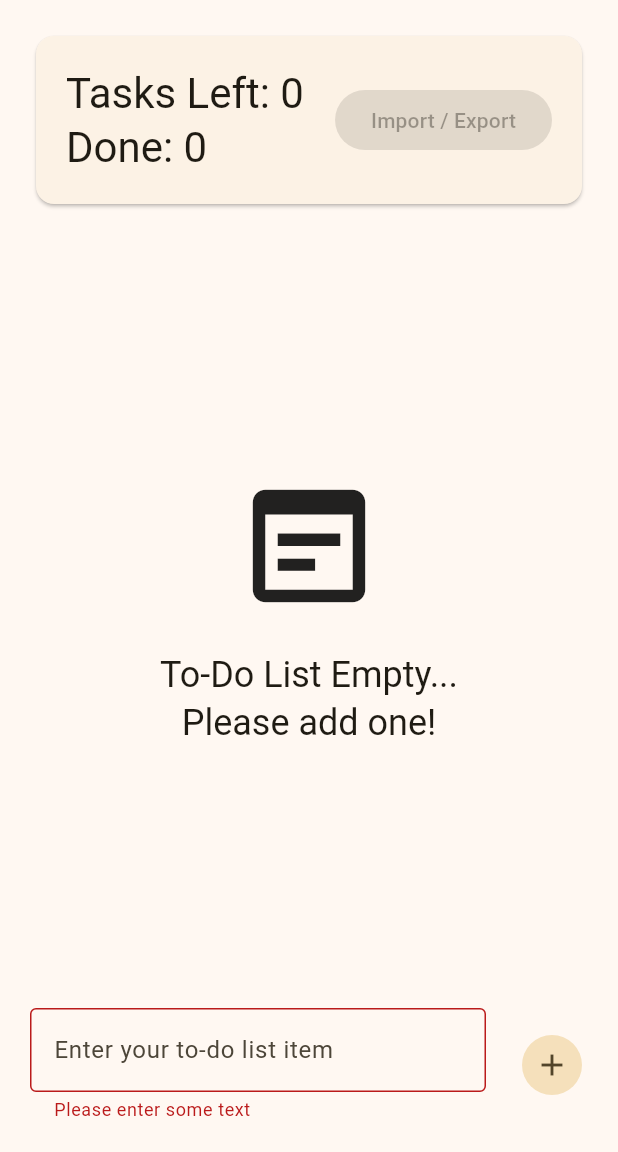
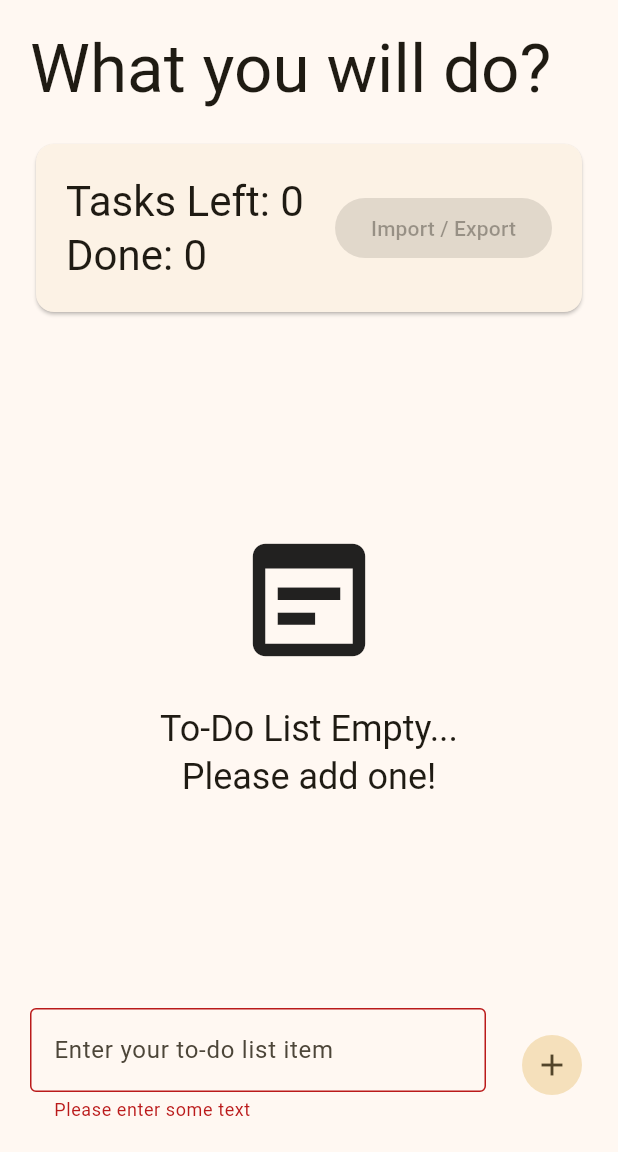
Before and after one commit to Lurky-phish-2085/just_do_it_xplat, a Flutter app: the screen it shows after launch, after a tap on the "add" icon, on a phone screen of 412 x 824 dp, the part 84-1236 px from its top. Run offline on Flutter 3.47's test engine with Material 3 defaults, Android fonts, the phone set to English and light mode, and no system bars.

Commit message:
Implement `Greetings` widget

```diff
--- a/lib/main.dart
+++ b/lib/main.dart
@@ -1,7 +1,11 @@
+import 'dart:math';
+
 import 'package:flutter/material.dart';
 import 'package:provider/provider.dart';
 
 enum AddItemFormVariants { compact, expanded }
+
+enum GreetingsVariants { welcome, motivational }
 
 void main() {
   runApp(const MyApp());
@@ -82,8 +86,15 @@ class _MyHomePageState extends State<MyHomePage> {
               child: Center(
                 child: Column(
                   mainAxisAlignment: MainAxisAlignment.center,
+                  crossAxisAlignment: CrossAxisAlignment.start,
                   spacing: 20.0,
                   children: <Widget>[
+                    Greetings(
+                      variant:
+                          appState.items.isNotEmpty
+                              ? GreetingsVariants.motivational
+                              : GreetingsVariants.welcome,
+                    ),
                     StatsCard(items: appState.items),
                     Expanded(
                       child: DoItList(
@@ -114,6 +125,12 @@ class _MyHomePageState extends State<MyHomePage> {
                       crossAxisAlignment: CrossAxisAlignment.start,
                       spacing: 20.0,
                       children: [
+                        Greetings(
+                          variant:
+                              appState.items.isNotEmpty
+                                  ? GreetingsVariants.motivational
+                                  : GreetingsVariants.welcome,
+                        ),
                         AddItemForm(
                           onSubmit: (item) => appState.addItem(item),
                           variant: AddItemFormVariants.expanded,
@@ -138,6 +155,53 @@ class _MyHomePageState extends State<MyHomePage> {
         },
       ),
     );
+  }
+}
+
+class Greetings extends StatefulWidget {
+  const Greetings({super.key, this.variant = GreetingsVariants.welcome});
+
+  final GreetingsVariants variant;
+
+  @override
+  State<Greetings> createState() => _GreetingsState();
+}
+
+class _GreetingsState extends State<Greetings> {
+  var _greeting = "";
+
+  final _welcomeQuotes = const [
+    "Welcome, back!",
+    "What you will do?",
+    "Looking good! B-)",
+  ];
+
+  final _motivationalQuotes = const [
+    "Never Give UP!",
+    "Deal with it!",
+    "Just Do IT™",
+  ];
+
+  void initGreeting() {
+    final random = Random();
+
+    setState(() {
+      _greeting =
+          widget.variant == GreetingsVariants.welcome
+              ? _welcomeQuotes[random.nextInt(_welcomeQuotes.length)]
+              : _motivationalQuotes[random.nextInt(_motivationalQuotes.length)];
+    });
+  }
+
+  @override
+  void initState() {
+    super.initState();
+    initGreeting();
+  }
+
+  @override
+  Widget build(BuildContext context) {
+    return Text(_greeting, style: Theme.of(context).textTheme.displayMedium);
   }
 }
 
@@ -170,7 +234,26 @@ class StatsCard extends StatelessWidget {
                 ),
               ],
             ),
-            ElevatedButton(onPressed: null, child: Text("Import / Export")),
+            ElevatedButton(
+              onPressed:
+                  items.isNotEmpty
+                      ? () {
+                        ScaffoldMessenger.of(context).showSnackBar(
+                          const SnackBar(
+                            behavior: SnackBarBehavior.floating,
+                            showCloseIcon: true,
+                            content: Text(
+                              "Import Export Feature is not available yet.",
+                            ),
+                          ),
+                        );
+                      }
+                      : null,
+              style: ElevatedButton.styleFrom(
+                backgroundColor: Theme.of(context).colorScheme.onPrimary,
+              ),
+              child: const Text("Import / Export"),
+            ),
           ],
         ),
       ),
```
